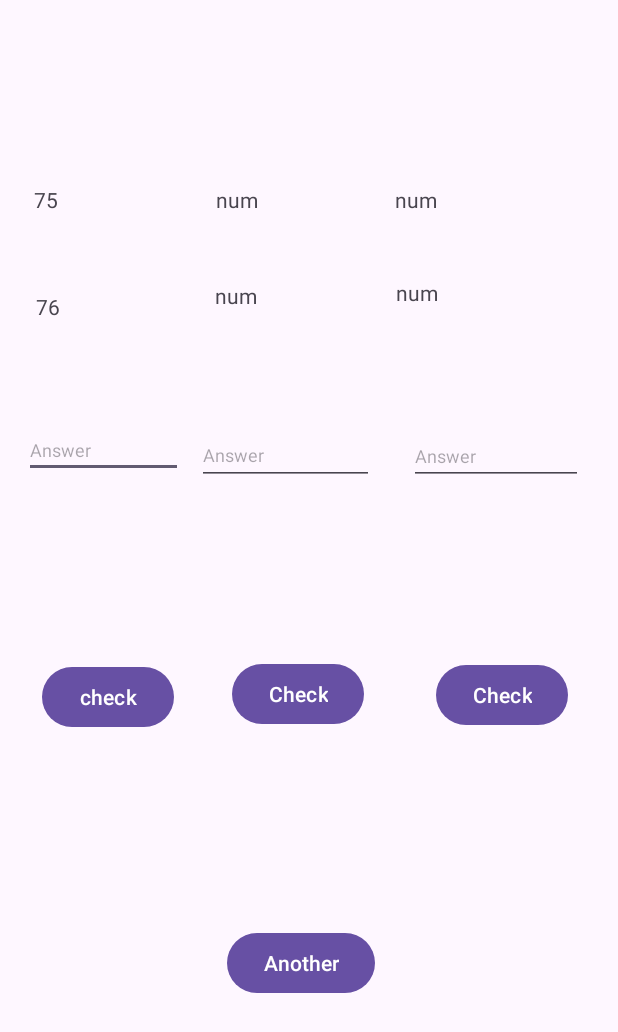
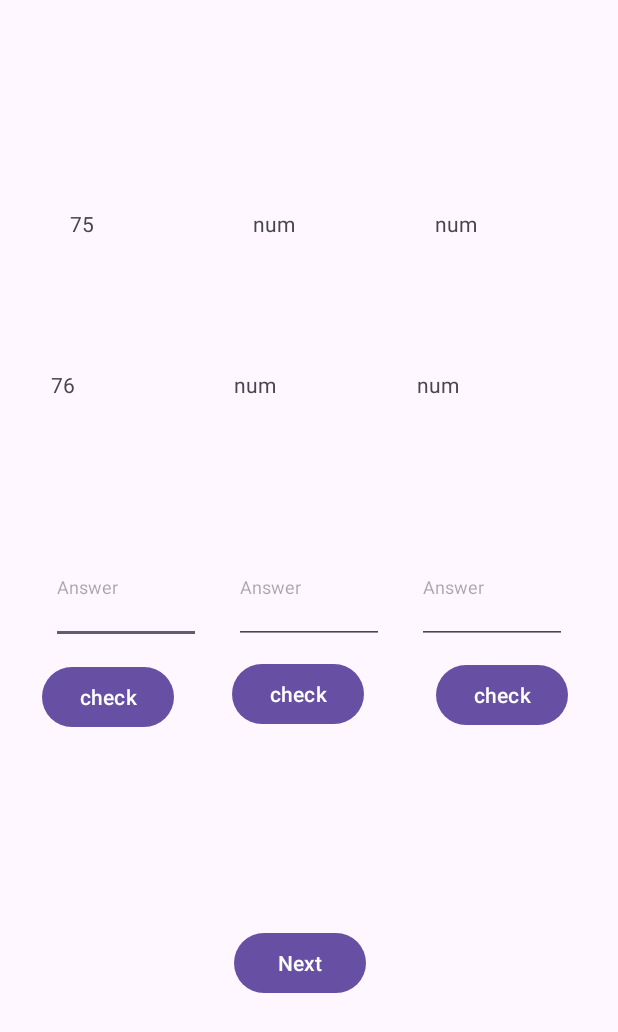
Before and after one commit to Shon40501/ShonAronovNumberGame, an Android app: the screen it shows after launch (MainActivity), on a phone screen of 412 x 824 dp. Shown: the top 1032 px of the screen. Run offline under Robolectric (Android 15) with nearby library versions, the phone set to English and light mode, and no system bars.

Commit message:
ninth Commmit

```diff
--- a/app/src/main/res/layout/activity_main.xml
+++ b/app/src/main/res/layout/activity_main.xml
@@ -8,18 +8,16 @@
 
     <EditText
         android:id="@+id/Edit1"
-        android:layout_width="106dp"
-        android:layout_height="34dp"
+        android:layout_width="100dp"
+        android:layout_height="75dp"
+        android:layout_marginTop="32dp"
         android:ems="10"
         android:hint="Answer"
         android:inputType="numberDecimal"
         android:textSize="12sp"
-        app:layout_constraintBottom_toBottomOf="parent"
-        app:layout_constraintEnd_toEndOf="parent"
-        app:layout_constraintHorizontal_bias="0.052"
-        app:layout_constraintStart_toStartOf="parent"
-        app:layout_constraintTop_toTopOf="parent"
-        app:layout_constraintVertical_bias="0.36" />
+        app:layout_constraintEnd_toEndOf="@+id/tv4"
+        app:layout_constraintStart_toStartOf="@+id/tv4"
+        app:layout_constraintTop_toBottomOf="@+id/tv4" />
 
     <ImageView
         android:id="@+id/correct1"
@@ -74,33 +72,29 @@
 
     <EditText
         android:id="@+id/Edit2"
-        android:layout_width="118dp"
-        android:layout_height="39dp"
+        android:layout_width="100dp"
+        android:layout_height="75dp"
+        android:layout_marginTop="32dp"
         android:ems="10"
         android:hint="Answer"
         android:inputType="number"
         android:textSize="12sp"
-        app:layout_constraintBottom_toBottomOf="parent"
-        app:layout_constraintEnd_toEndOf="parent"
-        app:layout_constraintHorizontal_bias="0.446"
-        app:layout_constraintStart_toStartOf="parent"
-        app:layout_constraintTop_toTopOf="parent"
-        app:layout_constraintVertical_bias="0.362" />
+        app:layout_constraintEnd_toEndOf="@+id/tv5"
+        app:layout_constraintStart_toStartOf="@+id/tv5"
+        app:layout_constraintTop_toBottomOf="@+id/tv5" />
 
     <EditText
         android:id="@+id/Edit3"
-        android:layout_width="116dp"
-        android:layout_height="38dp"
+        android:layout_width="100dp"
+        android:layout_height="75dp"
+        android:layout_marginTop="32dp"
         android:ems="10"
         android:hint="Answer"
         android:inputType="number"
         android:textSize="12sp"
-        app:layout_constraintBottom_toBottomOf="parent"
-        app:layout_constraintEnd_toEndOf="parent"
-        app:layout_constraintHorizontal_bias="0.922"
-        app:layout_constraintStart_toStartOf="parent"
-        app:layout_constraintTop_toTopOf="parent"
-        app:layout_constraintVertical_bias="0.363" />
+        app:layout_constraintEnd_toEndOf="@+id/tv6"
+        app:layout_constraintStart_toStartOf="@+id/tv6"
+        app:layout_constraintTop_toBottomOf="@+id/tv6" />
 
     <ImageView
         android:id="@+id/Wrong2"
@@ -146,7 +140,7 @@
         android:layout_height="wrap_content"
         android:layout_marginTop="28dp"
         android:onClick="b2"
-        android:text="Check"
+        android:text="check"
         app:layout_constraintEnd_toEndOf="@+id/Correct2"
         app:layout_constraintHorizontal_bias="0.208"
         app:layout_constraintStart_toStartOf="@+id/Correct2"
@@ -158,89 +152,77 @@
         android:layout_height="wrap_content"
         android:layout_marginTop="32dp"
         android:onClick="b3"
-        android:text="Check"
+        android:text="check"
         app:layout_constraintEnd_toEndOf="@+id/Correct3"
         app:layout_constraintStart_toStartOf="@+id/Correct3"
         app:layout_constraintTop_toBottomOf="@+id/Correct3" />
 
     <TextView
         android:id="@+id/tv1"
-        android:layout_width="95dp"
-        android:layout_height="41dp"
+        android:layout_width="75dp"
+        android:layout_height="75dp"
+        android:layout_marginTop="32dp"
         android:text="TextView"
-        app:layout_constraintBottom_toBottomOf="parent"
-        app:layout_constraintEnd_toEndOf="parent"
-        app:layout_constraintHorizontal_bias="0.072"
-        app:layout_constraintStart_toStartOf="parent"
-        app:layout_constraintTop_toTopOf="parent"
-        app:layout_constraintVertical_bias="0.158" />
+        app:layout_constraintEnd_toEndOf="@+id/Answer1"
+        app:layout_constraintStart_toStartOf="@+id/Answer1"
+        app:layout_constraintTop_toBottomOf="@+id/Answer1" />
 
     <TextView
         android:id="@+id/tv2"
-        android:layout_width="93dp"
-        android:layout_height="44dp"
+        android:layout_width="75dp"
+        android:layout_height="75dp"
+        android:layout_marginTop="32dp"
         android:text="TextView"
-        app:layout_constraintBottom_toBottomOf="parent"
-        app:layout_constraintEnd_toEndOf="parent"
-        app:layout_constraintHorizontal_bias="0.452"
-        app:layout_constraintStart_toStartOf="parent"
-        app:layout_constraintTop_toTopOf="parent"
-        app:layout_constraintVertical_bias="0.158" />
+        app:layout_constraintEnd_toEndOf="@+id/Answer2"
+        app:layout_constraintStart_toStartOf="@+id/Answer2"
+        app:layout_constraintTop_toBottomOf="@+id/Answer2" />
 
     <TextView
         android:id="@+id/tv3"
-        android:layout_width="85dp"
-        android:layout_height="37dp"
+        android:layout_width="75dp"
+        android:layout_height="75dp"
+        android:layout_marginTop="32dp"
         android:text="TextView"
-        app:layout_constraintBottom_toBottomOf="parent"
-        app:layout_constraintEnd_toEndOf="parent"
-        app:layout_constraintHorizontal_bias="0.806"
-        app:layout_constraintStart_toStartOf="parent"
-        app:layout_constraintTop_toTopOf="parent"
-        app:layout_constraintVertical_bias="0.157" />
+        app:layout_constraintEnd_toEndOf="@+id/Answer3"
+        app:layout_constraintStart_toStartOf="@+id/Answer3"
+        app:layout_constraintTop_toBottomOf="@+id/Answer3" />
 
     <TextView
         android:id="@+id/tv4"
-        android:layout_width="98dp"
-        android:layout_height="40dp"
+        android:layout_width="100dp"
+        android:layout_height="75dp"
+        android:layout_marginTop="32dp"
         android:text="TextView"
-        app:layout_constraintBottom_toBottomOf="parent"
-        app:layout_constraintEnd_toEndOf="parent"
-        app:layout_constraintHorizontal_bias="0.076"
-        app:layout_constraintStart_toStartOf="parent"
-        app:layout_constraintTop_toTopOf="parent"
-        app:layout_constraintVertical_bias="0.248" />
+        app:layout_constraintEnd_toEndOf="@+id/tv1"
+        app:layout_constraintStart_toStartOf="@+id/tv1"
+        app:layout_constraintTop_toBottomOf="@+id/tv1" />
 
     <TextView
         android:id="@+id/tv5"
-        android:layout_width="94dp"
-        android:layout_height="45dp"
+        android:layout_width="100dp"
+        android:layout_height="75dp"
+        android:layout_marginTop="32dp"
         android:text="TextView"
-        app:layout_constraintBottom_toBottomOf="parent"
-        app:layout_constraintEnd_toEndOf="parent"
-        app:layout_constraintHorizontal_bias="0.451"
-        app:layout_constraintStart_toStartOf="parent"
-        app:layout_constraintTop_toTopOf="parent"
-        app:layout_constraintVertical_bias="0.241" />
+        app:layout_constraintEnd_toEndOf="@+id/tv2"
+        app:layout_constraintStart_toStartOf="@+id/tv2"
+        app:layout_constraintTop_toBottomOf="@+id/tv2" />
 
     <TextView
         android:id="@+id/tv6"
-        android:layout_width="90dp"
-        android:layout_height="47dp"
+        android:layout_width="100dp"
+        android:layout_height="75dp"
+        android:layout_marginTop="32dp"
         android:text="TextView"
-        app:layout_constraintBottom_toBottomOf="parent"
-        app:layout_constraintEnd_toEndOf="parent"
-        app:layout_constraintHorizontal_bias="0.819"
-        app:layout_constraintStart_toStartOf="parent"
-        app:layout_constraintTop_toTopOf="parent"
-        app:layout_constraintVertical_bias="0.239" />
+        app:layout_constraintEnd_toEndOf="@+id/tv3"
+        app:layout_constraintStart_toStartOf="@+id/tv3"
+        app:layout_constraintTop_toBottomOf="@+id/tv3" />
 
     <Button
         android:id="@+id/ButtonNext"
         android:layout_width="wrap_content"
         android:layout_height="wrap_content"
         android:onClick="Next"
-        android:text="Another"
+        android:text="Next"
         app:layout_constraintBottom_toBottomOf="parent"
         app:layout_constraintEnd_toEndOf="parent"
         app:layout_constraintHorizontal_bias="0.482"
@@ -250,35 +232,30 @@
 
     <TextView
         android:id="@+id/Answer1"
-        android:layout_width="97dp"
-        android:layout_height="34dp"
-        app:layout_constraintBottom_toBottomOf="parent"
+        android:layout_width="75dp"
+        android:layout_height="75dp"
+        android:layout_marginTop="32dp"
+        app:layout_constraintEnd_toStartOf="@+id/Answer2"
+        app:layout_constraintHorizontal_bias="0.5"
+        app:layout_constraintStart_toStartOf="parent"
+        app:layout_constraintTop_toTopOf="parent" />
+
+    <TextView
+        android:id="@+id/Answer3"
+        android:layout_width="75dp"
+        android:layout_height="75dp"
         app:layout_constraintEnd_toEndOf="parent"
-        app:layout_constraintHorizontal_bias="0.076"
-        app:layout_constraintStart_toStartOf="parent"
-        app:layout_constraintTop_toTopOf="parent"
-        app:layout_constraintVertical_bias="0.022" />
+        app:layout_constraintHorizontal_bias="0.5"
+        app:layout_constraintStart_toEndOf="@+id/Answer2"
+        app:layout_constraintTop_toTopOf="@+id/Answer1" />
 
     <TextView
         android:id="@+id/Answer2"
-        android:layout_width="89dp"
-        android:layout_height="34dp"
-        app:layout_constraintBottom_toBottomOf="parent"
-        app:layout_constraintEnd_toEndOf="parent"
-        app:layout_constraintHorizontal_bias="0.45"
-        app:layout_constraintStart_toStartOf="parent"
-        app:layout_constraintTop_toTopOf="parent"
-        app:layout_constraintVertical_bias="0.022" />
-
-    <TextView
-        android:id="@+id/Answer3"
-        android:layout_width="91dp"
-        android:layout_height="31dp"
-        app:layout_constraintBottom_toBottomOf="parent"
-        app:layout_constraintEnd_toEndOf="parent"
-        app:layout_constraintHorizontal_bias="0.818"
-        app:layout_constraintStart_toStartOf="parent"
-        app:layout_constraintTop_toTopOf="parent"
-        app:layout_constraintVertical_bias="0.022" />
+        android:layout_width="75dp"
+        android:layout_height="75dp"
+        app:layout_constraintEnd_toStartOf="@+id/Answer3"
+        app:layout_constraintHorizontal_bias="0.5"
+        app:layout_constraintStart_toEndOf="@+id/Answer1"
+        app:layout_constraintTop_toTopOf="@+id/Answer1" />
 
 </androidx.constraintlayout.widget.ConstraintLayout>
```
